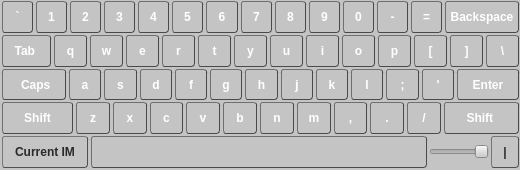
Before: the Qt Designer form qin/src/QVirtualKeyboard.ui in aitjcize/Qin, drawn with Qt 5.
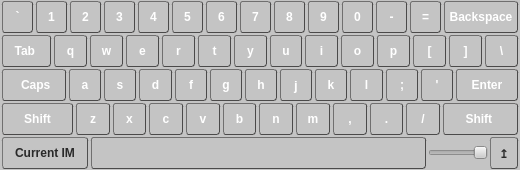
After: the same form once the commit is applied.

Commit message: Qin: Seperate select panel and keyboard.

What changed in the file:
```diff
--- a/qin/src/QVirtualKeyboard.ui
+++ b/qin/src/QVirtualKeyboard.ui
@@ -34,17 +34,15 @@
 QPushButton {
     min-height: 1.5em;
     font: 1em;
-    /*font-weight: bold;*/
-    margin: 0 0 0 0;
-    color: black;
+    font-weight: bold;
+    margin: 0 1px 0 1px;
+    color: #292929;
     background-color: qlineargradient(x1: 0, y1: 0, x2: 0, y2: 1,
-                                      stop: 0 #FFFFFF, stop: 1 #B3B3B3);
-    border-style: groove;
+                                      stop: 0 #FFFFFF, stop: 0.7 #B3B3B3);
+    border-style: outset;
+    border-radius: 3px;
     border-width: 1px;
-	/* We don't want only one border line between buttons */
-	border-right: 0px;
-    /*border-radius: 1px;*/
-	border-color: #8A8A8A;
+	border-color: #4F4F4F;
 }
 
 QPushButton:pressed {
@@ -93,18 +91,9 @@
    <property name="sizeConstraint">
     <enum>QLayout::SetMinAndMaxSize</enum>
    </property>
-   <property name="leftMargin">
+   <property name="margin">
     <number>1</number>
    </property>
-   <property name="topMargin">
-    <number>1</number>
-   </property>
-   <property name="rightMargin">
-    <number>0</number>
-   </property>
-   <property name="bottomMargin">
-    <number>2</number>
-   </property>
    <item>
     <layout class="QVBoxLayout" name="mainLayout">
      <property name="spacing">
@@ -1698,7 +1687,7 @@
         <number>1</number>
        </property>
        <item>
-        <widget class="QToolButton" name="btnIMToggle">
+        <widget class="QPushButton" name="btnIMToggle">
          <property name="sizePolicy">
           <sizepolicy hsizetype="Minimum" vsizetype="Minimum">
            <horstretch>0</horstretch>
@@ -1711,44 +1700,9 @@
            <height>25</height>
           </size>
          </property>
-         <property name="font">
-          <font>
-           <weight>75</weight>
-           <italic>false</italic>
-           <bold>true</bold>
-          </font>
-         </property>
-         <property name="styleSheet">
-          <string notr="true">QToolButton {
-    min-height: 1.5em;
-    font: 1em;
-    font-weight: bold;
-    margin: 0 1px 0 1px;
-    color: #292929;
-    background-color: qlineargradient(x1: 0, y1: 0, x2: 0, y2: 1,
-                                      stop: 0 #FFFFFF, stop: 0.7 #B3B3B3);
-    border-style: outset;
-    border-radius: 3px;
-    border-width: 1px;
-	border-color: #4F4F4F;
-}
-
-QToolButton:pressed {
-	color: white;
-	background-color: qlineargradient(x1: 0, y1: 0, x2: 0, y2: 1,
-                                      stop: 0 #2D7D00, stop: 1 #7ED403);
-}
-</string>
-         </property>
          <property name="text">
           <string>Current IM</string>
          </property>
-         <property name="checkable">
-          <bool>false</bool>
-         </property>
-         <property name="autoRepeat">
-          <bool>false</bool>
-         </property>
         </widget>
        </item>
        <item>
@@ -1803,7 +1757,7 @@
         </widget>
        </item>
        <item>
-        <widget class="QToolButton" name="btnLoc">
+        <widget class="QPushButton" name="btnLoc">
          <property name="sizePolicy">
           <sizepolicy hsizetype="Minimum" vsizetype="Minimum">
            <horstretch>0</horstretch>
@@ -1816,43 +1770,8 @@
            <height>25</height>
           </size>
          </property>
-         <property name="font">
-          <font>
-           <weight>75</weight>
-           <italic>false</italic>
-           <bold>true</bold>
-          </font>
-         </property>
-         <property name="styleSheet">
-          <string notr="true">QToolButton {
-    min-height: 1.5em;
-    font: 1em;
-    font-weight: bold;
-    margin: 0 1px 0 1px;
-    color: #292929;
-    background-color: qlineargradient(x1: 0, y1: 0, x2: 0, y2: 1,
-                                      stop: 0 #FFFFFF, stop: 0.7 #B3B3B3);
-    border-style: outset;
-    border-radius: 3px;
-    border-width: 1px;
-	border-color: #4F4F4F;
-}
-
-QToolButton:pressed {
-	color: white;
-	background-color: qlineargradient(x1: 0, y1: 0, x2: 0, y2: 1,
-                                      stop: 0 #2D7D00, stop: 1 #7ED403);
-}
-</string>
-         </property>
          <property name="text">
-          <string>|</string>
-         </property>
-         <property name="checkable">
-          <bool>false</bool>
-         </property>
-         <property name="autoRepeat">
-          <bool>false</bool>
+          <string>↥</string>
          </property>
         </widget>
        </item>
```
Left out of the diff: 12 changed lines with no effect on the pictures. The commit also changes 6 other files.
